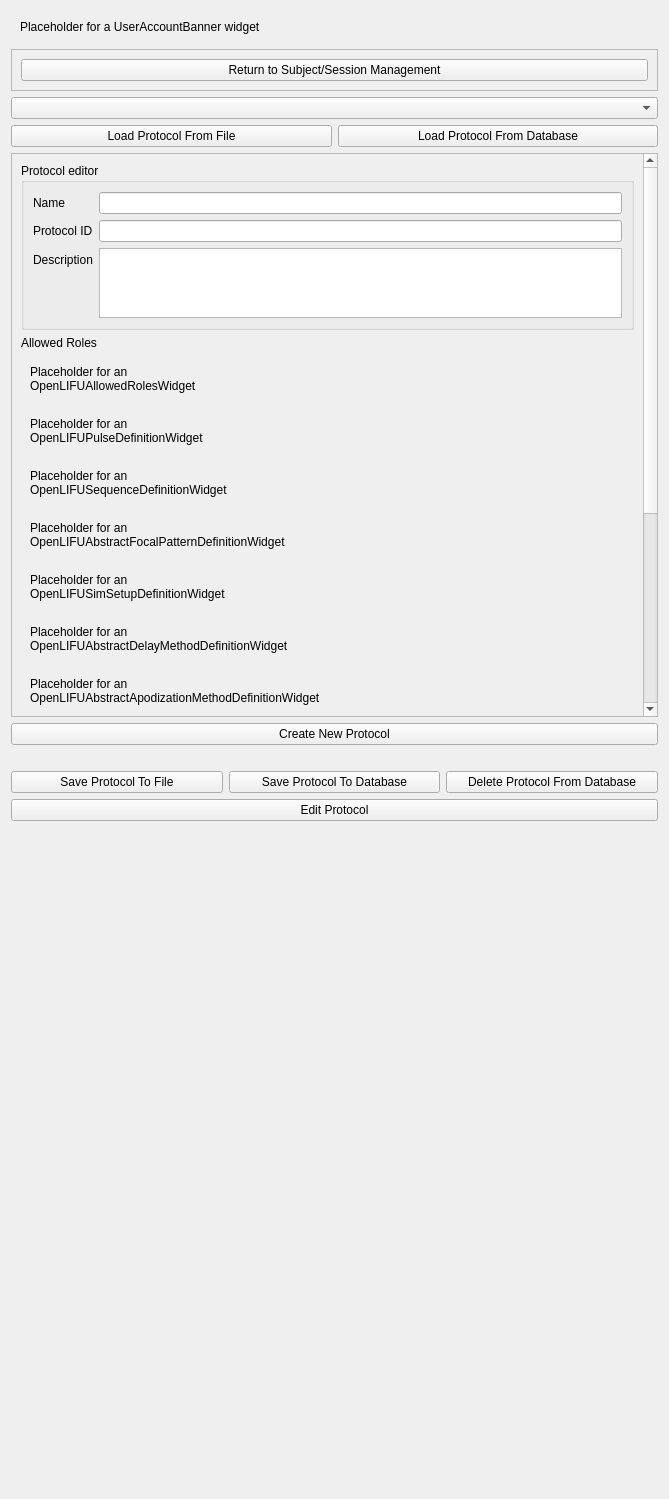
This is OpenLIFUProtocolConfig/Resources/UI/OpenLIFUProtocolConfig.ui in OpenwaterHealth/SlicerOpenLIFU as Qt 5 draws it before an edit. The edited form follows.
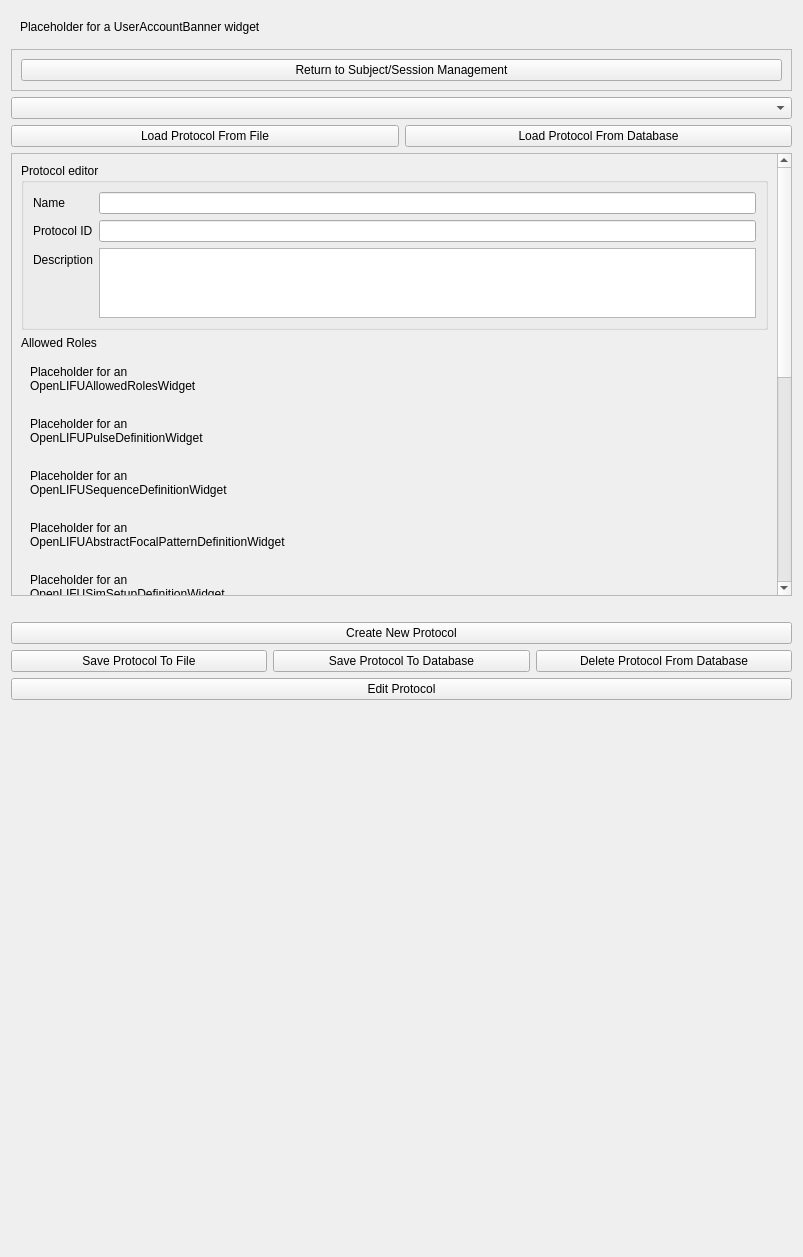
This is the edited form. Custom widgets are drawn as their Qt base class.

Commit message:
Reorder buttons (#254)
Put the save state label above the "Create New Protocol" button

What changed in the file:
```diff
--- a/OpenLIFUProtocolConfig/Resources/UI/OpenLIFUProtocolConfig.ui
+++ b/OpenLIFUProtocolConfig/Resources/UI/OpenLIFUProtocolConfig.ui
@@ -6,8 +6,8 @@
    <rect>
     <x>0</x>
     <y>0</y>
-    <width>669</width>
-    <height>1499</height>
+    <width>803</width>
+    <height>1257</height>
    </rect>
   </property>
   <layout class="QVBoxLayout" name="protocolConfigLayout">
@@ -100,7 +100,7 @@
           <rect>
            <x>0</x>
            <y>0</y>
-           <width>616</width>
+           <width>750</width>
            <height>1063</height>
           </rect>
          </property>
@@ -358,6 +358,13 @@
         </widget>
        </widget>
       </item>
+      <item>
+       <widget class="QLabel" name="saveStateLabel">
+        <property name="alignment">
+         <set>Qt::AlignCenter</set>
+        </property>
+       </widget>
+      </item>
       <item>
        <widget class="QPushButton" name="createNewProtocolButton">
         <property name="toolTip">
@@ -368,13 +375,6 @@
         </property>
        </widget>
       </item>
-      <item>
-       <widget class="QLabel" name="saveStateLabel">
-        <property name="alignment">
-         <set>Qt::AlignCenter</set>
-        </property>
-       </widget>
-      </item>
       <item>
        <layout class="QHBoxLayout" name="protocolSaveDeleteButtonsLayout">
         <item>
```
